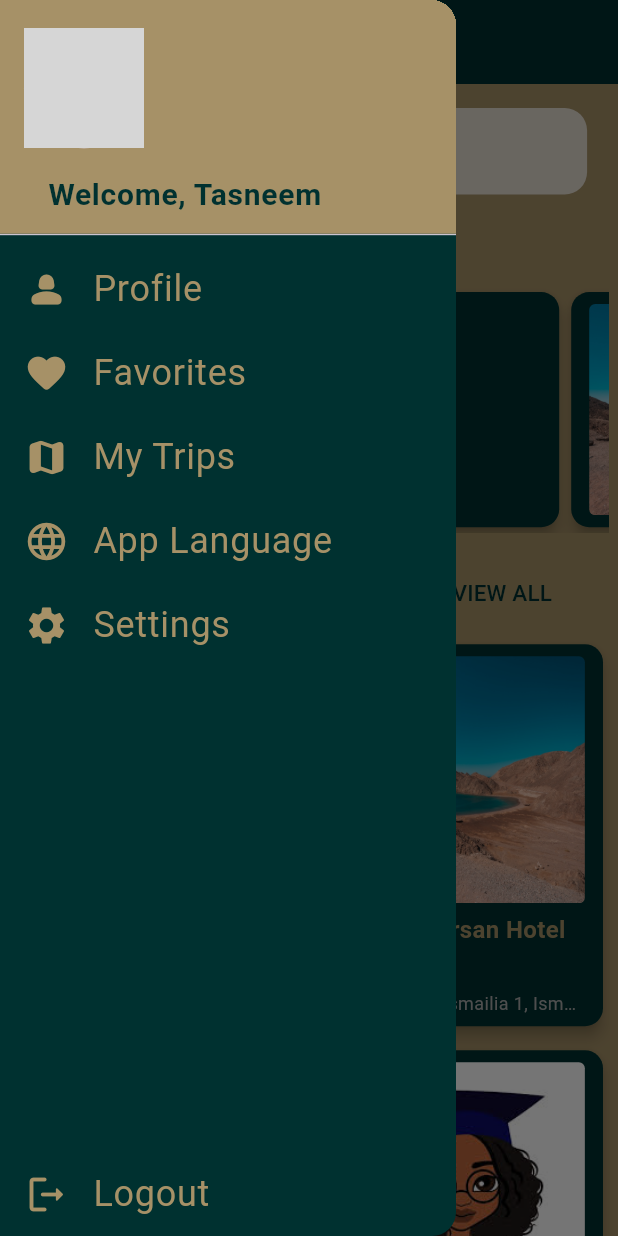
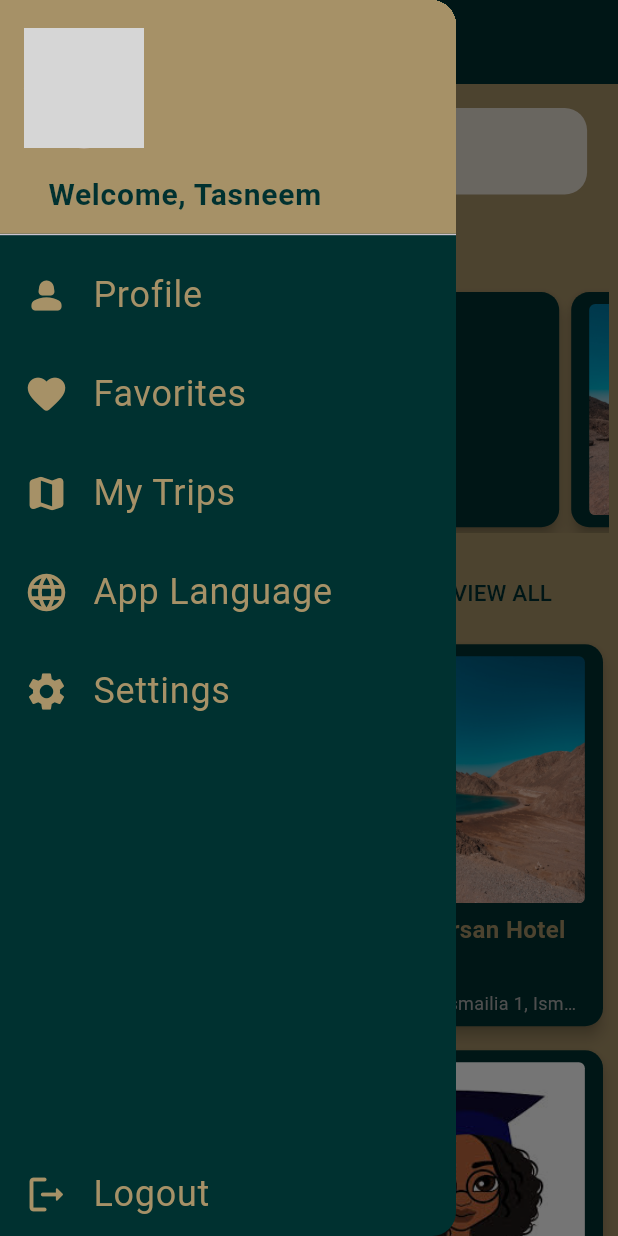
Before and after one commit to tasneemmohamed20/EgyTravel, a Flutter app: the Home screen opened directly, in the side drawer, after a tap on "Profile", on a phone screen of 412 x 824 dp. Run offline on Flutter 3.47's test engine with Material 3 defaults, Android fonts, the phone set to English and light mode, and no system bars; our stand-ins replace flutter_svg, pinput, shared_preferences, smooth_page_indicator; accounts and stored records are empty; network calls fail; grey boxes are pictures that could not be loaded.

Commit message:
Day 8 round 2

```diff
--- a/lib/Data/dummy_data.dart
+++ b/lib/Data/dummy_data.dart
@@ -1,5 +1,7 @@
 import 'package:egy_travel/constants/app_assets.dart';
+import 'package:flutter/material.dart';
 
+// home dummt data
 final List<Map<String, dynamic>> items = [
   {'image': Assets.profile, 'title': 'Item 1', 'subtitle': 'Description 1'},
   {
@@ -24,3 +26,37 @@ final List<Map<String, dynamic>> items = [
     'subtitle': 'Description 3'
   },
 ];
+
+// Drawer ListTiles data
+final List<Map<String, dynamic>> drawerItems = [
+  {
+    'title': 'Profile',
+    'leadingIcon': Icons.person_2_rounded,
+    'onTap': () {},
+  },
+  {
+    'title': 'Favorites',
+    'leadingIcon': Icons.favorite_rounded,
+    'onTap': () {},
+  },
+  {
+    'title': 'My Trips',
+    'leadingIcon': Icons.map_rounded,
+    'onTap': () {},
+  },
+  {
+    'title': 'App Language',
+    'leadingIcon': Icons.language,
+    'onTap': () {},
+  },
+  {
+    'title': 'Settings',
+    'leadingIcon': Icons.settings,
+    'onTap': () {},
+  },
+  {
+    'title': 'Logout',
+    'leadingIcon': Icons.logout_rounded,
+    'onTap': () {},
+  },
+];
--- a/lib/Widgets/home_drawer.dart
+++ b/lib/Widgets/home_drawer.dart
@@ -1,3 +1,4 @@
+import 'package:egy_travel/Data/dummy_data.dart';
 import 'package:egy_travel/constants/colors_manager.dart';
 import 'package:flutter/material.dart';
 
@@ -6,7 +7,7 @@ class MainDrawer extends StatelessWidget {
     super.key,
   });
 
-  Widget customListTile({
+  Widget customDrawerTile({
     required IconData leadingIcon,
     required String title,
     required VoidCallback onTap,
@@ -62,29 +63,26 @@ class MainDrawer extends StatelessWidget {
                 ),
               ),
             ),
-            customListTile(
-                title: 'Profile',
-                leadingIcon: Icons.person_2_rounded,
-                onTap: () {}),
-            customListTile(
-                title: 'Favorites',
-                leadingIcon: Icons.favorite_rounded,
-                onTap: () {}),
-            customListTile(
-                title: 'My Trips',
-                leadingIcon: Icons.map_rounded,
-                onTap: () {}),
-            customListTile(
-                title: 'App Language',
-                leadingIcon: Icons.language,
-                onTap: () {}),
-            customListTile(
-                title: 'Settings', leadingIcon: Icons.settings, onTap: () {}),
-            const Spacer(),
-            customListTile(
-                title: 'Logout',
-                leadingIcon: Icons.logout_rounded,
-                onTap: () {}),
+            Expanded(
+              child: ListView.builder(
+                  physics: const NeverScrollableScrollPhysics(),
+                  scrollDirection: Axis.vertical,
+                  itemCount: drawerItems.length - 1,
+                  itemBuilder: (context, index) {
+                    final tiles = drawerItems[index];
+                    return Padding(
+                      padding: const EdgeInsets.only(top: 4, bottom: 6),
+                      child: customDrawerTile(
+                          leadingIcon: tiles['leadingIcon'],
+                          title: tiles['title'],
+                          onTap: tiles['onTap']),
+                    );
+                  }),
+            ),
+            customDrawerTile(
+                leadingIcon: drawerItems.last['leadingIcon'],
+                title: drawerItems.last['title'],
+                onTap: drawerItems.last['onTap'])
           ],
         ));
   }
```
